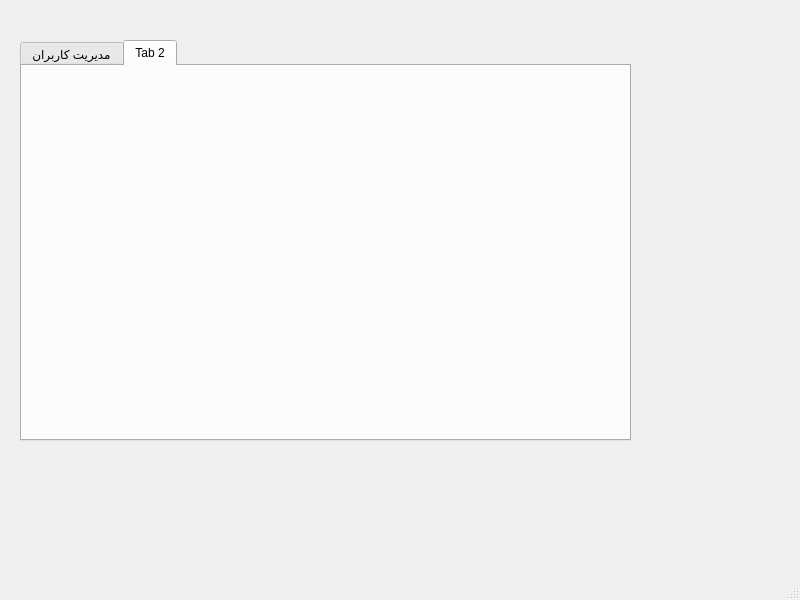
Above: bankingSystem/AdminDashboard.ui from mehdi0-0s/Banking before the change. Below: the same form after it.
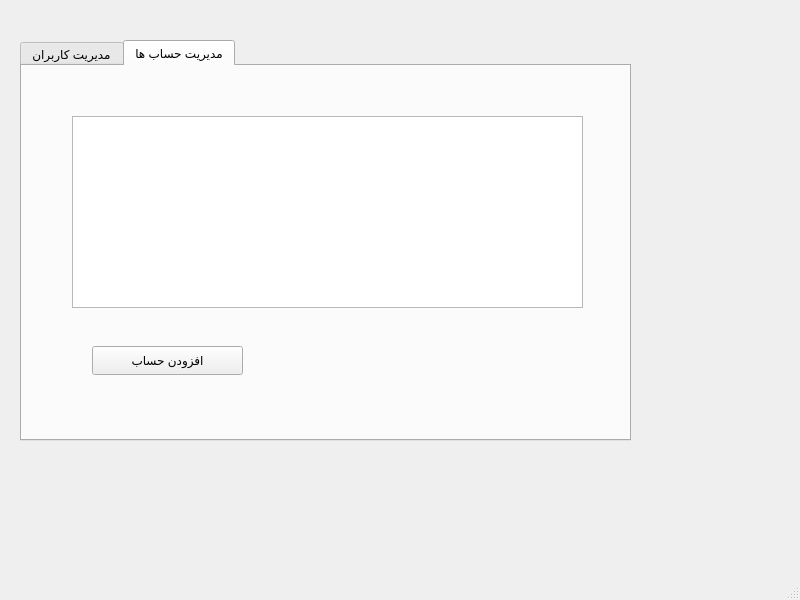
That is the form after the change. The open tabs and pages were chosen to show the change.

Commit message: (admin): Setup dashboard with accounts list tab

Diff of the .ui file:
```diff
--- a/bankingSystem/AdminDashboard.ui
+++ b/bankingSystem/AdminDashboard.ui
@@ -82,8 +82,31 @@
     </widget>
     <widget class="QWidget" name="tab_2">
      <attribute name="title">
-      <string>Tab 2</string>
+      <string>مدیریت حساب ها</string>
      </attribute>
+     <widget class="QListWidget" name="allAccounts_listWidget">
+      <property name="geometry">
+       <rect>
+        <x>50</x>
+        <y>50</y>
+        <width>511</width>
+        <height>192</height>
+       </rect>
+      </property>
+     </widget>
+     <widget class="QPushButton" name="addAccount_pushButton">
+      <property name="geometry">
+       <rect>
+        <x>70</x>
+        <y>280</y>
+        <width>151</width>
+        <height>29</height>
+       </rect>
+      </property>
+      <property name="text">
+       <string>افزودن حساب</string>
+      </property>
+     </widget>
     </widget>
    </widget>
   </widget>
```
Left out of the diff: 4 changed lines with no effect on the pictures. The commit also changes 2 other files.
